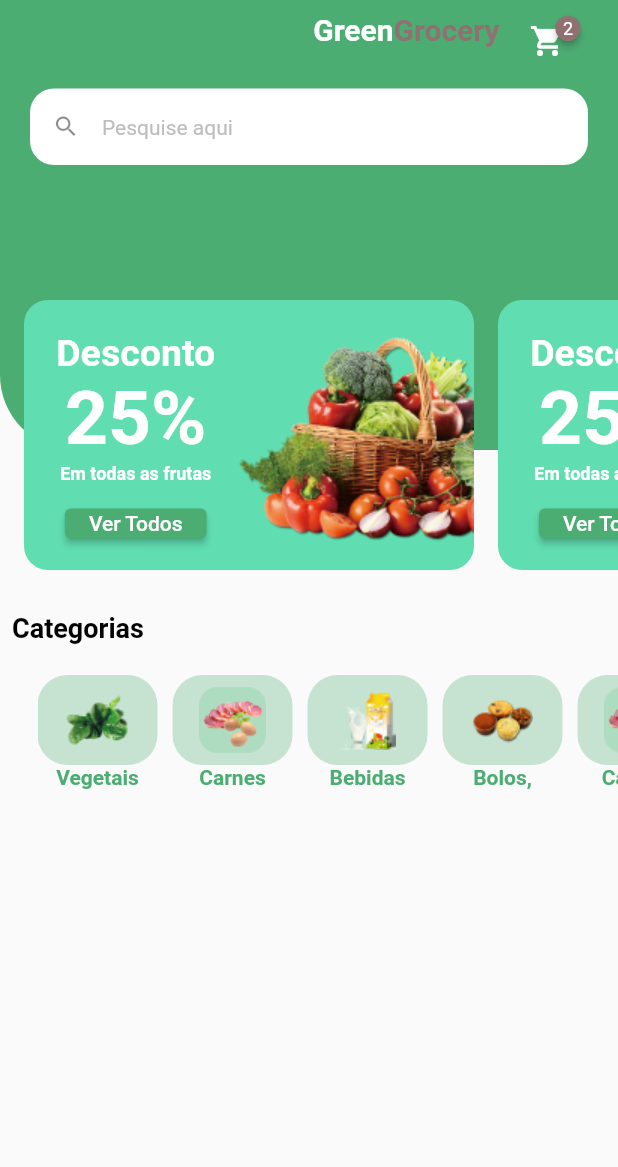
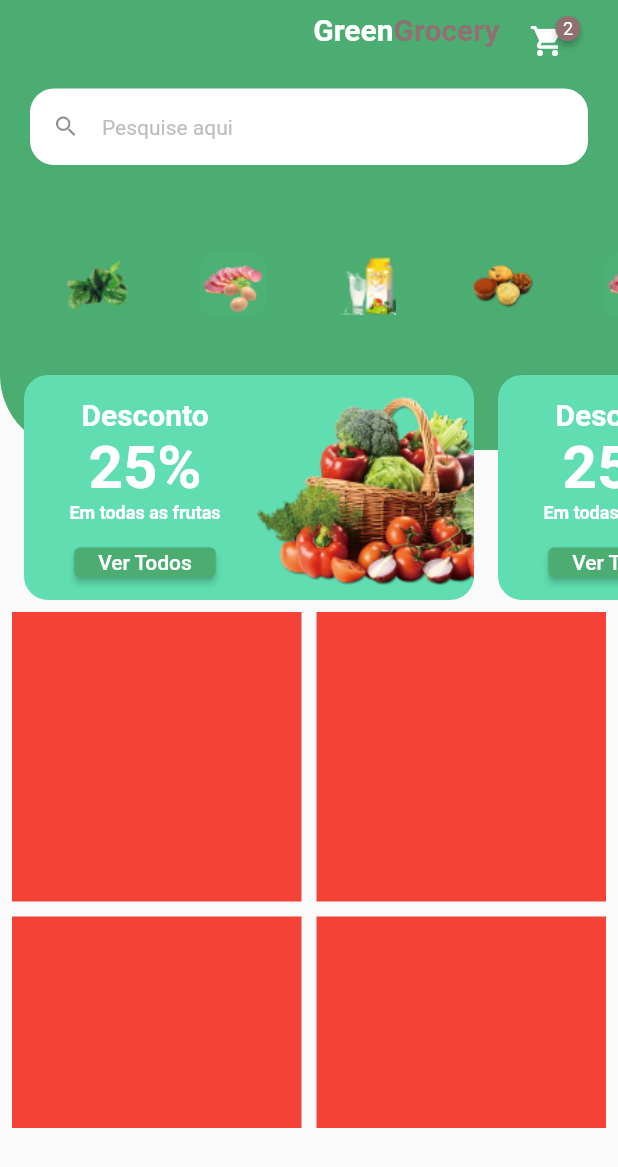
Before and after one commit to mucasantos/quitanda-flutter, a Flutter app: the HomeTab screen opened directly, on a phone screen of 412 x 824 dp. Shown: the top 1167 px of the screen. Run offline on Flutter 3.47's test engine with Material 2 defaults, Android fonts, the phone set to English and light mode, and no system bars; drawn by our look-alikes of badges; our stand-ins replace animated_text_kit, mask_text_input_formatter.

Commit message:
Tela Home parte 002

```diff
--- a/lib/main.dart
+++ b/lib/main.dart
@@ -1,6 +1,6 @@
 import 'package:flutter/material.dart';
 import 'package:quitanda/config/custom_color.dart';
-import 'package:quitanda/src/auth/sign_in_screen.dart';
+import 'package:quitanda/src/pages/auth/sign_in_screen.dart';
 
 void main() {
   runApp(const MyApp());
--- a/lib/src/base/base_screen.dart
+++ b/lib/src/pages/base/base_screen.dart
@@ -1,6 +1,6 @@
 import 'package:flutter/material.dart';
 import 'package:quitanda/config/custom_color.dart';
-import 'package:quitanda/src/home/home_tab.dart';
+import 'package:quitanda/src/pages/home/home_tab.dart';
 
 class BaseScreen extends StatefulWidget {
   BaseScreen({Key? key}) : super(key: key);
--- a/lib/src/home/home_tab.dart
+++ b/lib/src/pages/home/home_tab.dart
@@ -1,8 +1,9 @@
 import 'package:badges/badges.dart';
 import 'package:flutter/material.dart';
+import 'package:quitanda/config/app_data.dart' as appData;
 
 import 'package:quitanda/config/custom_color.dart';
-import 'package:quitanda/src/home/components/category_tile.dart';
+import 'package:quitanda/src/pages/home/components/category_tile.dart';
 
 class HomeTab extends StatefulWidget {
   HomeTab({Key? key}) : super(key: key);
@@ -12,14 +13,6 @@ class HomeTab extends StatefulWidget {
 }
 
 class _HomeTabState extends State<HomeTab> {
-  List<dynamic> categorias = [
-    {'cat': 'Vegetais', 'image': 'assets/images/vegetais.png'},
-    {'cat': 'Carnes', 'image': 'assets/images/carnes.png'},
-    {'cat': 'Bebidas', 'image': 'assets/images/bebidas.png'},
-    {'cat': 'Bolos,', 'image': 'assets/images/bolos.png'},
-    {'cat': 'Carnes,', 'image': 'assets/images/carnes.png'},
-  ];
-
   String selectedCategory = 'Frutas';
 
   @override
@@ -113,10 +106,10 @@ class _HomeTabState extends State<HomeTab> {
             ),
           ),
           Positioned(
-            top: 200,
+            top: 250,
             //bottom: 100,
             child: SizedBox(
-              height: 180,
+              height: 150,
               width: MediaQuery.of(context).size.width,
               child: ListView.builder(
                   itemCount: 13,
@@ -141,7 +134,7 @@ class _HomeTabState extends State<HomeTab> {
                                     Text(
                                       'Desconto',
                                       style: TextStyle(
-                                        fontSize: 25,
+                                        fontSize: 20,
                                         color: Colors.white,
                                         fontWeight: FontWeight.bold,
                                       ),
@@ -149,7 +142,7 @@ class _HomeTabState extends State<HomeTab> {
                                     Text(
                                       '25%',
                                       style: TextStyle(
-                                        fontSize: 50,
+                                        fontSize: 40,
                                         color: Colors.white,
                                         fontWeight: FontWeight.bold,
                                       ),
@@ -186,21 +179,26 @@ class _HomeTabState extends State<HomeTab> {
                   })),
             ),
           ),
-          const Positioned(
+          Positioned(
               top: 400,
-              child: Padding(
-                padding: EdgeInsets.all(8.0),
-                child: Text(
-                  'Categorias',
-                  style: TextStyle(
-                    fontSize: 18,
-                    color: Colors.black,
-                    fontWeight: FontWeight.bold,
-                  ),
-                ),
+              child: SizedBox(
+                height: 360,
+                width: MediaQuery.of(context).size.width,
+                child: Padding(
+                    padding: EdgeInsets.all(8.0),
+                    child: GridView.builder(
+                        gridDelegate:
+                            const SliverGridDelegateWithFixedCrossAxisCount(
+                                crossAxisCount: 2,
+                                mainAxisSpacing: 10,
+                                crossAxisSpacing: 10),
+                        itemCount: appData.items.length,
+                        itemBuilder: (_, index) {
+                          return Container(color: Colors.red);
+                        })),
               )),
           Positioned(
-              top: 450,
+              top: 160,
               child: Container(
                 padding: const EdgeInsets.only(left: 25),
                 height: 80,
@@ -211,19 +209,19 @@ class _HomeTabState extends State<HomeTab> {
                       return CategoryTile(
                         onPressed: () {
                           setState(() {
-                            selectedCategory = categorias[index]['cat'];
+                            selectedCategory = appData.categorias[index]['cat'];
                           });
                         },
-                        category: categorias[index]['cat'],
-                        isSelected:
-                            categorias[index]['cat'] == selectedCategory,
-                        image: categorias[index]['image'],
+                        category: appData.categorias[index]['cat'],
+                        isSelected: appData.categorias[index]['cat'] ==
+                            selectedCategory,
+                        image: appData.categorias[index]['image'],
                       );
                     },
                     separatorBuilder: (_, index) => const SizedBox(
                           width: 10,
                         ),
-                    itemCount: categorias.length),
+                    itemCount: appData.categorias.length),
               ))
         ],
       ),
```
Also changed, not shown: lib/config/app_data.dart (added, +62 -0 lines), lib/src/models/discount_model.dart (added, +13 -0 lines), lib/src/models/item_model.dart (added, +15 -0 lines), lib/src/pages/auth/sign_in_screen.dart (renamed from lib/src/auth/sign_in_screen.dart, +4 -4 lines), lib/src/pages/auth/sign_up_Screen.dart (renamed from lib/src/auth/sign_up_Screen.dart, +3 -4 lines), assets/fruits/apple.png (added), assets/fruits/grape.png (added), assets/fruits/guava.png (added), assets/fruits/kiwi.png (added), assets/fruits/mango.png (added), assets/fruits/papaya.png (added), lib/src/pages/auth/components/custom_textfield.dart (renamed from lib/src/auth/components/custom_textfield.dart), lib/src/pages/auth/components/header_app.dart (renamed from lib/src/auth/components/header_app.dart), lib/src/pages/home/components/category_tile.dart (renamed from lib/src/home/components/category_tile.dart).
